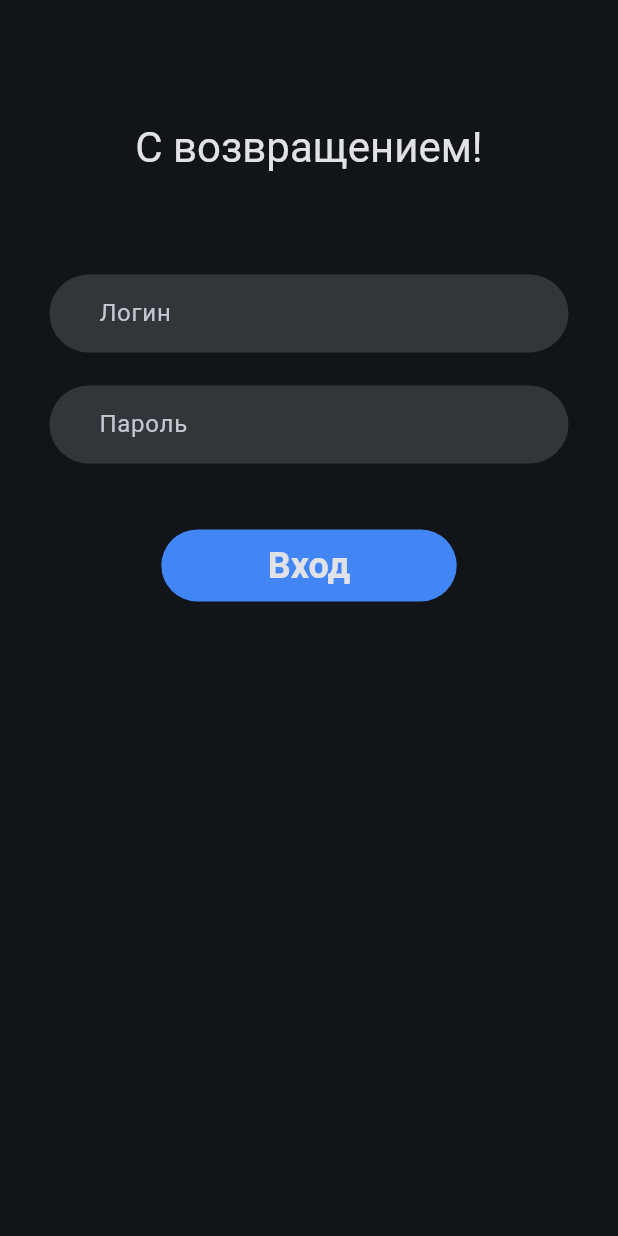
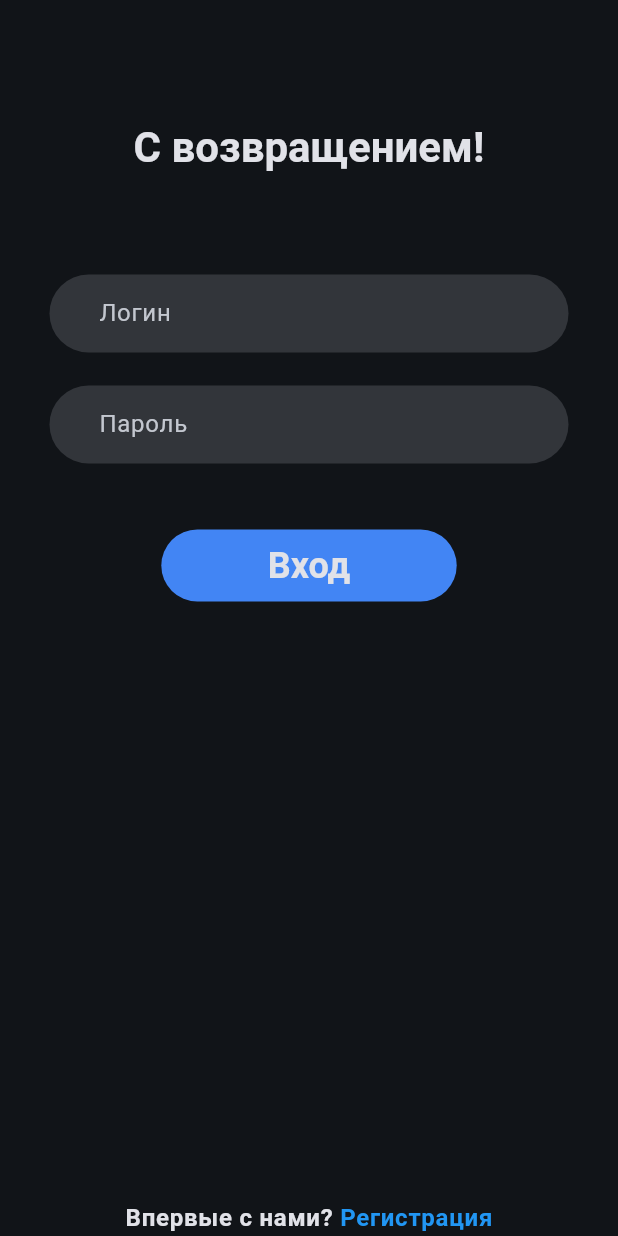
Before and after one commit to marketsmasher/client, a Flutter app: the screen it shows after launch, on a phone screen of 412 x 824 dp. Run offline on Flutter 3.47's test engine with Material 3 defaults, Android fonts, the light colour scheme and no system bars; our stand-ins replace dio, flutter_secure_storage, go_router.

Commit message:
feat(auth): add login-signup navigation

```diff
--- a/lib/routing/router.dart
+++ b/lib/routing/router.dart
@@ -1,13 +1,19 @@
 import 'package:client/ui/main.dart';
 import 'package:go_router/go_router.dart';
+
 import '../ui/auth/widgets/login_screen.dart';
+import 'package:client/ui/auth/widgets/signup_screen.dart';
+import '../ui/dashboard/widgets/dashboard_screen.dart';
 
-// GoRouter configuration
 final router = GoRouter(
   routes: [
     GoRoute(
       path: '/',
       builder: (context, state) => LoginScreen(),
     ),
+    GoRoute(
+      path: '/signup',
+      builder: (context, state) => SignupScreen(),
+    ),
   ],
 );
--- a/lib/ui/auth/widgets/login_screen.dart
+++ b/lib/ui/auth/widgets/login_screen.dart
@@ -1,4 +1,6 @@
+import 'package:flutter/gestures.dart';
 import 'package:flutter/material.dart';
+import 'package:go_router/go_router.dart';
 import '../view_models/login_model.dart';
 
 class LoginScreen extends StatefulWidget {
@@ -41,7 +43,9 @@ class _LoginScreenState extends State<LoginScreen> {
                   SizedBox(height: 80),
                   Text(
                     'С возвращением!',
-                    style: Theme.of(context).textTheme.headlineMedium,
+                    style: Theme.of(context).textTheme.headlineMedium?.copyWith(
+                      fontWeight: FontWeight.w600,
+                    ),
                   ),
                   SizedBox(height: 67),
                   TextFormField(
@@ -80,7 +84,7 @@ class _LoginScreenState extends State<LoginScreen> {
                   ),
                   SizedBox(height: 44),
                   FilledButton(
-                    onPressed: _handleLogin,// TODO: add login logic
+                    onPressed: _handleLogin,
                     style: FilledButton.styleFrom(
                       backgroundColor: Color(0xFF4285f4),
                       padding: EdgeInsets.symmetric(vertical: 8, horizontal: 71),
@@ -92,6 +96,23 @@ class _LoginScreenState extends State<LoginScreen> {
                       ),
                     ),
                   ),
+                  Spacer(),
+                  RichText(
+                    text: TextSpan(
+                      text: 'Впервые с нами? ',
+                        style: Theme.of(context).textTheme.bodyLarge?.copyWith(
+                            fontWeight: FontWeight.w600,
+                        ),
+                      children: [
+                        TextSpan(
+                            text: 'Регистрация',
+                            style: const TextStyle(color: Colors.blue),
+                            recognizer: TapGestureRecognizer()
+                            ..onTap = () => context.go('/signup')
+                        ),
+                      ]
+                    )
+                  )
                 ],
               ),
             ),
```
Also changed, not shown: lib/ui/auth/widgets/signup_screen.dart (+24 -3 lines).
